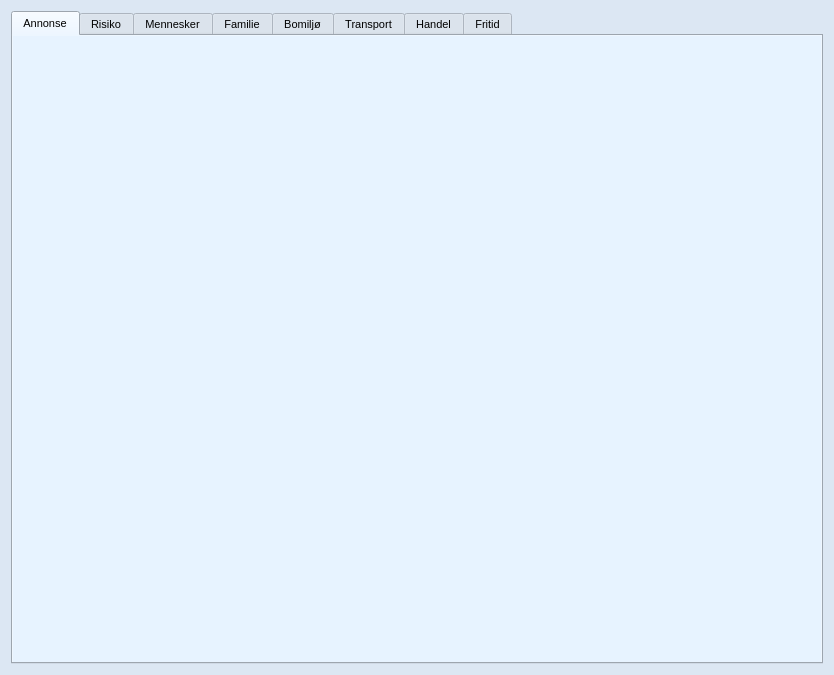
The window that source/ui/views/forms/statistics_form.ui (seemir/stressa) describes before a commit, drawn with Qt 5.
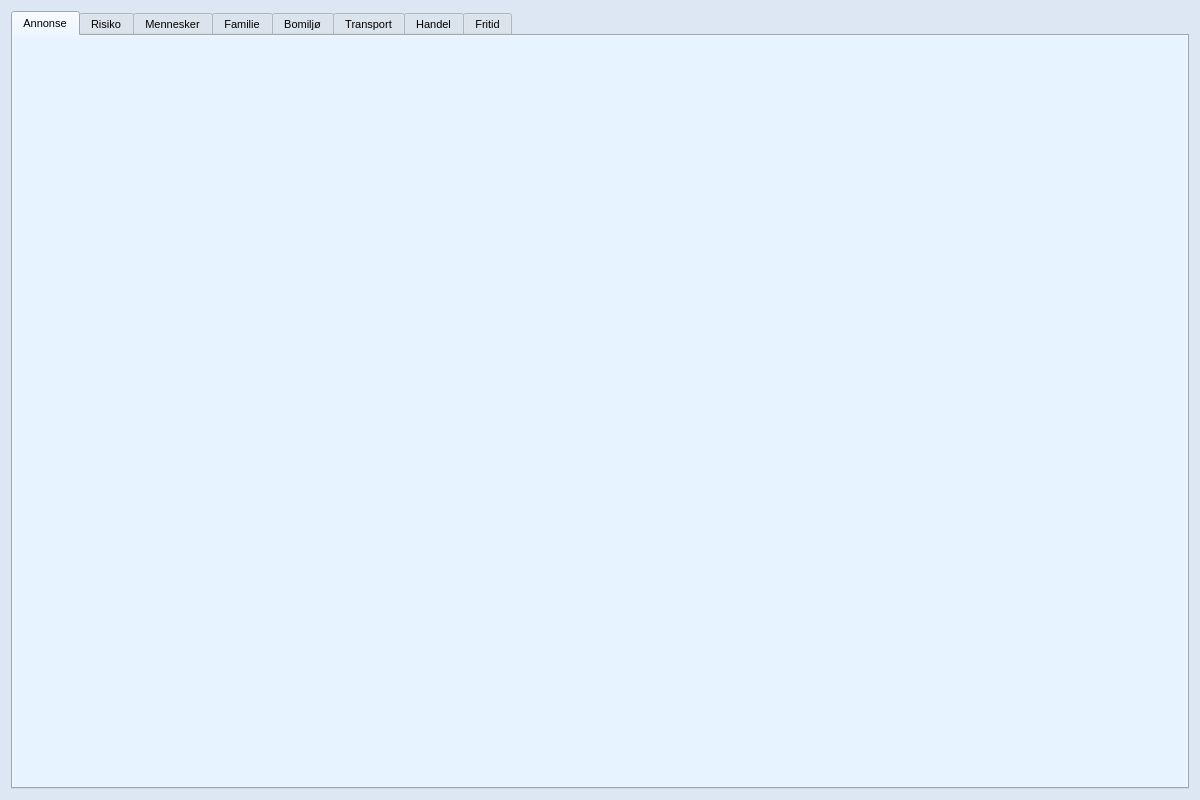
The same window after the commit. Icons and pictures are not drawn.

Diff of the .ui file:
```diff
--- a/source/ui/views/forms/statistics_form.ui
+++ b/source/ui/views/forms/statistics_form.ui
@@ -6,8 +6,8 @@
    <rect>
     <x>0</x>
     <y>0</y>
-    <width>834</width>
-    <height>675</height>
+    <width>1200</width>
+    <height>800</height>
    </rect>
   </property>
   <property name="sizePolicy">
@@ -18,8 +18,8 @@
   </property>
   <property name="minimumSize">
    <size>
-    <width>0</width>
-    <height>0</height>
+    <width>1200</width>
+    <height>800</height>
    </size>
   </property>
   <property name="maximumSize">
```
